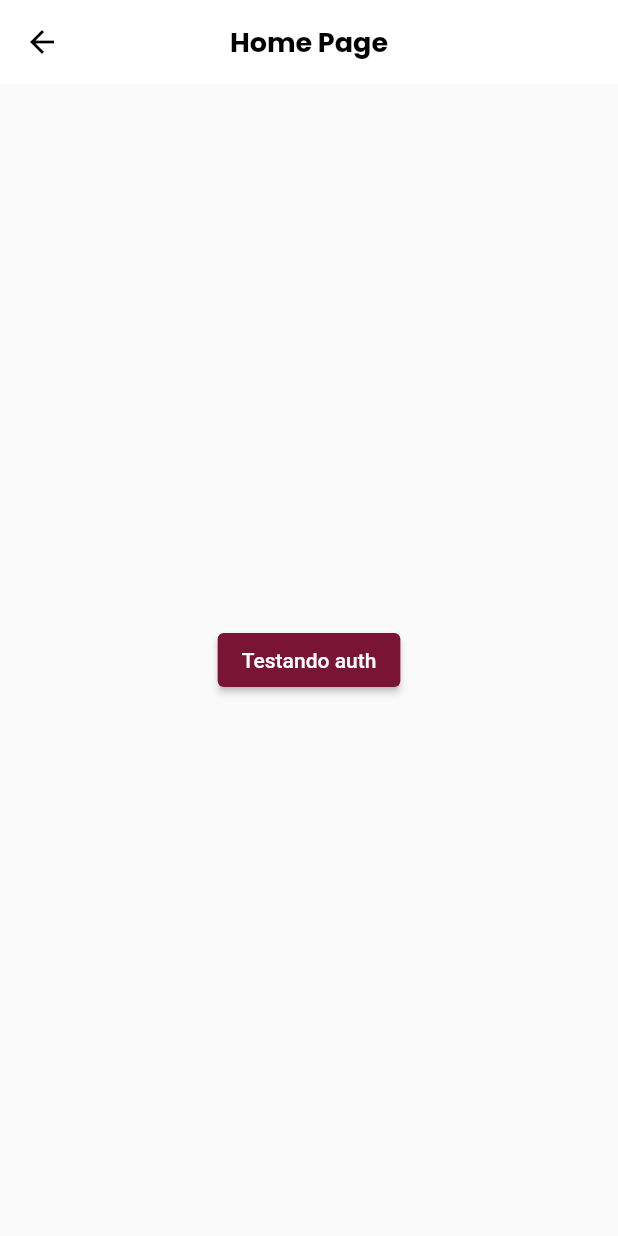
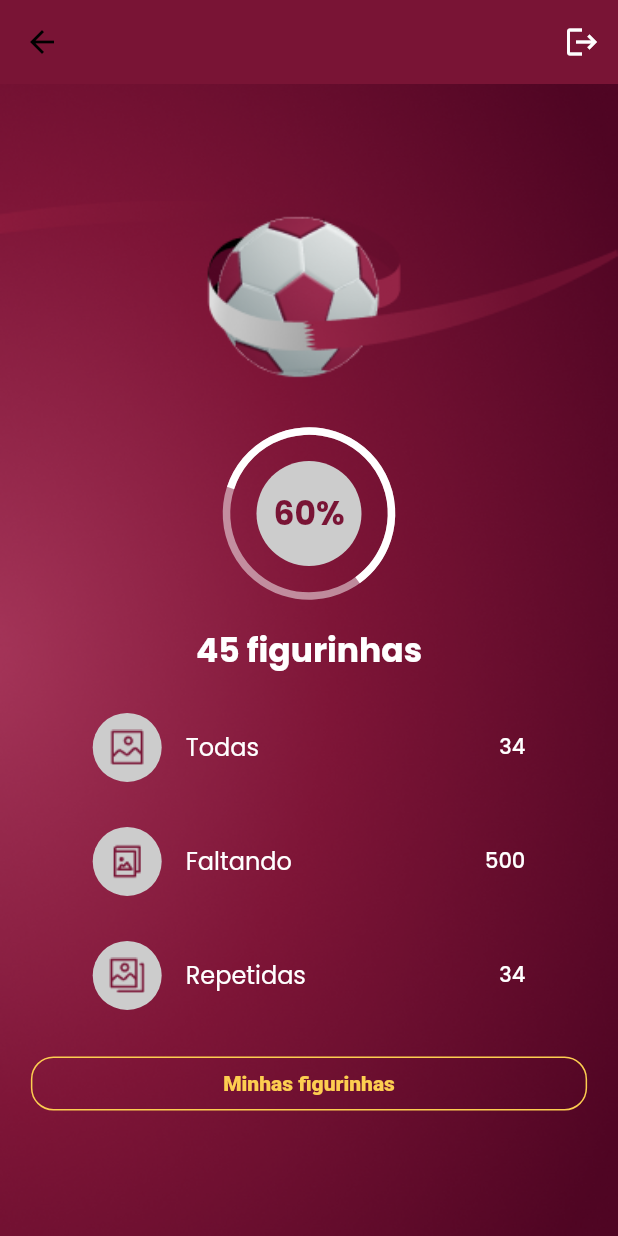
Before and after one commit to danielbrunobz/fwc_album_app, a Flutter app: the HomePage screen opened by its route, on a phone screen of 412 x 824 dp. Run offline on Flutter 3.47's test engine with Material 2 defaults, Android fonts, the phone set to English and light mode, and no system bars; our stand-ins replace dio, loading_animation_widget, shared_preferences, top_snackbar_flutter; missing offline and left inert: flutter_getit, validatorless; accounts and stored records are empty; Roboto replaces fonts that are missing (MPlus1P).

Commit message:
Implementação da home page

```diff
--- a/lib/app/core/ui/styles/text_styles.dart
+++ b/lib/app/core/ui/styles/text_styles.dart
@@ -56,6 +56,9 @@ class TextStyles {
       fontSize: 22,
       color: Colors.black);
 
+  TextStyle get titlePrimaryColor =>
+      textPrimaryFontBold.copyWith(color: ColorsApp.i.primary, fontSize: 22);
+
 }
 
 extension TextStylesExtensions on BuildContext {
--- a/lib/app/pages/home/home_page.dart
+++ b/lib/app/pages/home/home_page.dart
@@ -1,7 +1,10 @@
+import 'package:fifa_world_cup_album/app/core/ui/styles/button_style.dart';
+import 'package:fifa_world_cup_album/app/core/ui/styles/colors_app.dart';
+import 'package:fifa_world_cup_album/app/core/ui/styles/text_styles.dart';
+import 'package:fifa_world_cup_album/app/core/ui/widgets/button.dart';
+import 'package:fifa_world_cup_album/app/pages/home/widgets/status_tile.dart';
+import 'package:fifa_world_cup_album/app/pages/home/widgets/sticker_percent_widget.dart';
 import 'package:flutter/material.dart';
-import 'package:flutter_getit/flutter_getit.dart';
-
-import '../../core/rest/custom_dio.dart';
 
 class HomePage extends StatelessWidget {
   const HomePage({super.key});
@@ -9,16 +12,74 @@ class HomePage extends StatelessWidget {
   @override
   Widget build(BuildContext context) {
     return Scaffold(
+      backgroundColor: context.colors.primary,
       appBar: AppBar(
-        title: const Text('Home Page'),
+        elevation: 0,
+        backgroundColor: context.colors.primary,
+        actions: [
+          IconButton(onPressed: () {}, icon: const Icon(
+              Icons.logout, color: Colors.white),)
+        ],
       ),
-      body: Center(
-          child: ElevatedButton(
-            onPressed: () async {
-              context.get<CustomDio>().auth().get('/api/me');
-            },
-            child: const Text('Testando auth'),
-          )),
+      body: Container(
+        decoration: const BoxDecoration(
+          image: DecorationImage(
+              image: AssetImage('assets/images/background.png'),
+            fit: BoxFit.cover),
+        ),
+        child: LayoutBuilder(
+          builder: (_, constrains) {
+            return ConstrainedBox(
+              constraints: BoxConstraints(minHeight: constrains.maxHeight),
+              child: Center(
+                child: SingleChildScrollView(
+                  child: Column(
+                    children: [
+                      Container(
+                        padding: const EdgeInsets.only(bottom: 35),
+                        width: MediaQuery.of(context).size.width,
+                        child: Image.asset('assets/images/bola.png',
+                        fit: BoxFit.cover,),
+                      ),
+                     const StickerPercentWidget(percent: 60,),
+                      const SizedBox(
+                        height: 20,
+                      ),
+                      Text('45 figurinhas',
+                        style: context.textStyles.titleWhite,
+                      ),
+                      const SizedBox(
+                        height: 20,
+                      ),
+                      StatusTile(icon: Image.asset('assets/images/all_icon.png'),
+                            label: 'Todas',
+                            value: 34),
+                      const SizedBox(height: 20,),
+                      StatusTile(icon: Image.asset('assets/images/missing_icon.png'),
+                          label: 'Faltando',
+                          value: 500),
+                      const SizedBox(height: 20,),
+                      StatusTile(icon: Image.asset('assets/images/repeated_icon.png'),
+                          label: 'Repetidas',
+                          value: 34),
+                      const SizedBox(height: 20,),
+                      Button(
+                        width: MediaQuery.of(context).size.width * .9,
+                        outline: true,
+                        style: context.buttonStyles.yellowOutlineButton,
+                          labelStyle: context.textStyles.textSecondaryFontExtraBold.copyWith(
+                            color: context.colors.yellow
+                          ),
+                          label: 'Minhas figurinhas',
+                      ),
+                    ],
+                  ),
+                ),
+              ),
+            );
+          },
+        ),
+      )
     );
   }
 }
--- /dev/null
+++ b/lib/app/pages/home/widgets/status_tile.dart
@@ -0,0 +1,43 @@
+import 'package:fifa_world_cup_album/app/core/ui/styles/colors_app.dart';
+import 'package:fifa_world_cup_album/app/core/ui/styles/text_styles.dart';
+import 'package:flutter/material.dart';
+
+class StatusTile extends StatelessWidget {
+
+  final Image icon;
+  final String label;
+  final int value;
+
+  const StatusTile({Key? key,
+    required this.icon,
+    required this.label,
+    required this.value,
+    }) : super(key: key);
+
+  @override
+  Widget build(BuildContext context) {
+    return SizedBox(
+      width: MediaQuery.of(context).size.width * .7,
+      child: ListTile(
+        leading: SizedBox(
+          width: 46,
+          child: CircleAvatar(
+            radius: 46,
+            backgroundColor: context.colors.grey,
+            child: icon,
+          ),
+        ),
+        contentPadding: EdgeInsets.zero,
+        title: Text(label, style:
+        context.textStyles.textPrimaryFontRegular.
+        copyWith(color: Colors.white),
+        ),
+        trailing: Text(
+          '$value',
+          style: context.textStyles.textPrimaryFontMedium.
+          copyWith(color: Colors.white),
+        ),
+      ),
+    );
+  }
+}
--- /dev/null
+++ b/lib/app/pages/home/widgets/sticker_percent_widget.dart
@@ -0,0 +1,46 @@
+import 'dart:math';
+
+import 'package:fifa_world_cup_album/app/core/ui/styles/colors_app.dart';
+import 'package:fifa_world_cup_album/app/core/ui/styles/text_styles.dart';
+import 'package:flutter/material.dart';
+
+class StickerPercentWidget extends StatelessWidget {
+
+  final int  percent;
+
+  const StickerPercentWidget({super.key, required this.percent});
+
+  @override
+  Widget build(BuildContext context) {
+    return Stack(
+      alignment: Alignment.center,
+      children: [
+        Container(
+          width: 70,
+          height: 70,
+          decoration: BoxDecoration(
+            color: context.colors.grey,
+            shape: BoxShape.circle,
+          ),
+          child: Center(
+              child: Text('$percent%',
+                style: context.textStyles.titlePrimaryColor,)),
+        ),
+        SizedBox(
+          width: 110,
+          height: 110,
+          child: Transform.rotate(
+            angle: -pi / 2.5,
+            child: CircularProgressIndicator(
+              value: percent / 100,
+              color: Colors.white,
+              strokeWidth: 5,
+              backgroundColor: Colors.white.withOpacity(0.5),
+
+            ),
+          ),
+        )
+      ],
+    );
+  }
+}
```
